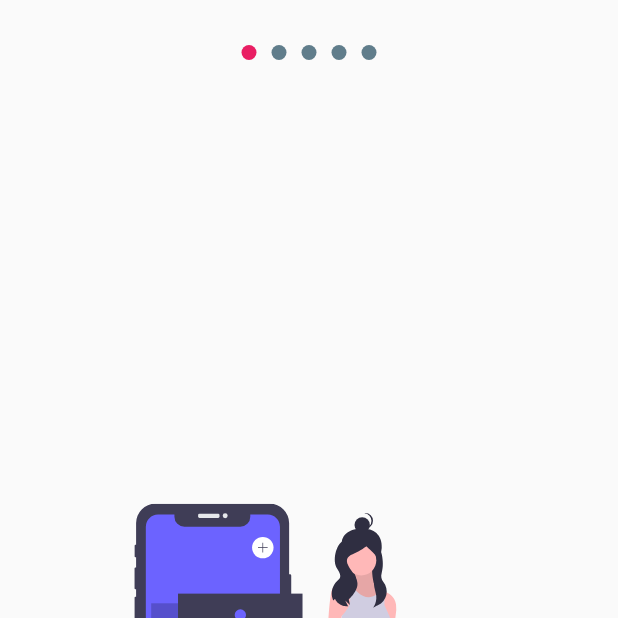
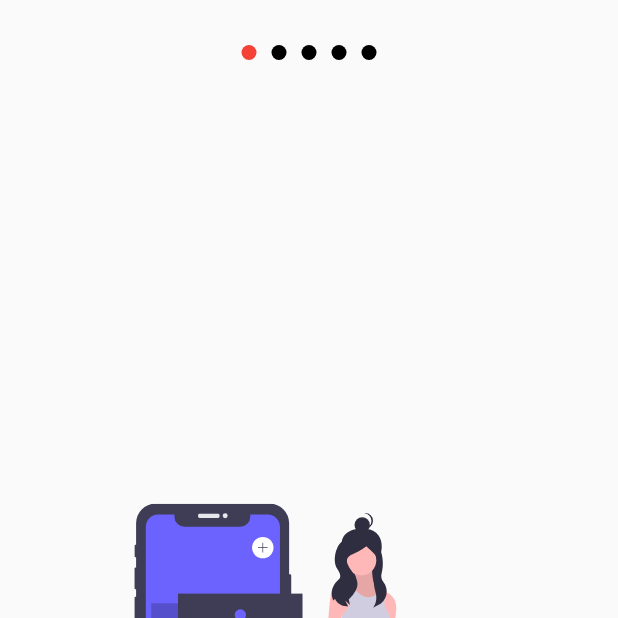
Before and after one commit to marshalmori/slide_show_flutter, a Flutter app: the screen it shows after launch, on a phone screen of 412 x 824 dp, the top half of it. Run offline on Flutter 3.47's test engine with Material 2 defaults, Android fonts, the light colour scheme and no system bars; our stand-ins replace flutter_svg.

Commit message:
Dot color settings

```diff
--- a/lib/pages/slideshow_page.dart
+++ b/lib/pages/slideshow_page.dart
@@ -7,7 +7,9 @@ class SlideshowPage extends StatelessWidget {
   Widget build(BuildContext context) {
     return Scaffold(
       body: Slideshow(
-        points_above: true,
+        pointsAbove: true,
+        primaryColorDots: Colors.black,
+        secundaryColorDots: Colors.red,
         slides: [
           SvgPicture.asset('assets/svgs/1.svg'),
           SvgPicture.asset('assets/svgs/2.svg'),
--- a/lib/widgets/slideshow.dart
+++ b/lib/widgets/slideshow.dart
@@ -4,11 +4,15 @@ import 'package:slide_show/models/slider_model.dart';
 
 class Slideshow extends StatelessWidget {
   final List<Widget> slides;
-  final bool points_above;
+  final bool pointsAbove;
+  final Color primaryColorDots;
+  final Color secundaryColorDots;
 
   Slideshow({
     @required this.slides,
-    this.points_above = false,
+    this.pointsAbove = false,
+    this.primaryColorDots = Colors.pink,
+    this.secundaryColorDots = Colors.grey,
   });
 
   @override
@@ -19,9 +23,13 @@ class Slideshow extends StatelessWidget {
         child: Center(
           child: Column(
             children: [
-              if (this.points_above) _Dots(this.slides.length),
+              if (this.pointsAbove)
+                _Dots(this.slides.length, this.primaryColorDots,
+                    this.secundaryColorDots),
               Expanded(child: _Slides(this.slides)),
-              if (!this.points_above) _Dots(this.slides.length),
+              if (!this.pointsAbove)
+                _Dots(this.slides.length, this.primaryColorDots,
+                    this.secundaryColorDots),
             ],
           ),
         ),
@@ -32,8 +40,14 @@ class Slideshow extends StatelessWidget {
 
 class _Dots extends StatelessWidget {
   final int totalSlides;
+  final Color primaryColorDots;
+  final Color secundaryColorDots;
 
-  _Dots(this.totalSlides);
+  _Dots(
+    this.totalSlides,
+    this.primaryColorDots,
+    this.secundaryColorDots,
+  );
 
   @override
   Widget build(BuildContext context) {
@@ -43,7 +57,13 @@ class _Dots extends StatelessWidget {
       //color: Colors.red,
       child: Row(
         mainAxisAlignment: MainAxisAlignment.center,
-        children: List.generate(this.totalSlides, (i) => _Dot(i)),
+        children: List.generate(
+            this.totalSlides,
+            (i) => _Dot(
+                  i,
+                  this.primaryColorDots,
+                  this.secundaryColorDots,
+                )),
       ),
     );
   }
@@ -51,8 +71,14 @@ class _Dots extends StatelessWidget {
 
 class _Dot extends StatelessWidget {
   final int index;
+  final Color primaryColorDots;
+  final Color secundaryColorDots;
 
-  _Dot(this.index);
+  _Dot(
+    this.index,
+    this.primaryColorDots,
+    this.secundaryColorDots,
+  );
 
   @override
   Widget build(BuildContext context) {
@@ -65,8 +91,8 @@ class _Dot extends StatelessWidget {
       margin: EdgeInsets.symmetric(horizontal: 5),
       decoration: BoxDecoration(
         color: (pageViewIndex >= index - 0.5 && pageViewIndex < index + 0.5)
-            ? Colors.pink
-            : Colors.blueGrey,
+            ? secundaryColorDots
+            : primaryColorDots,
         shape: BoxShape.circle,
       ),
     );
```
